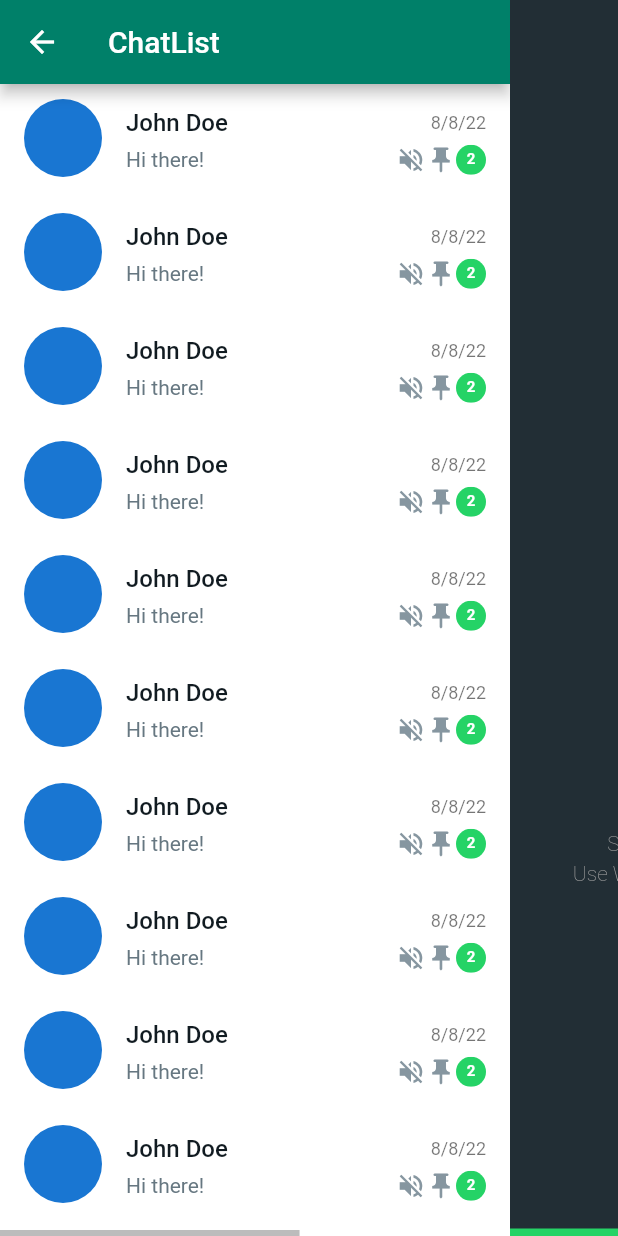
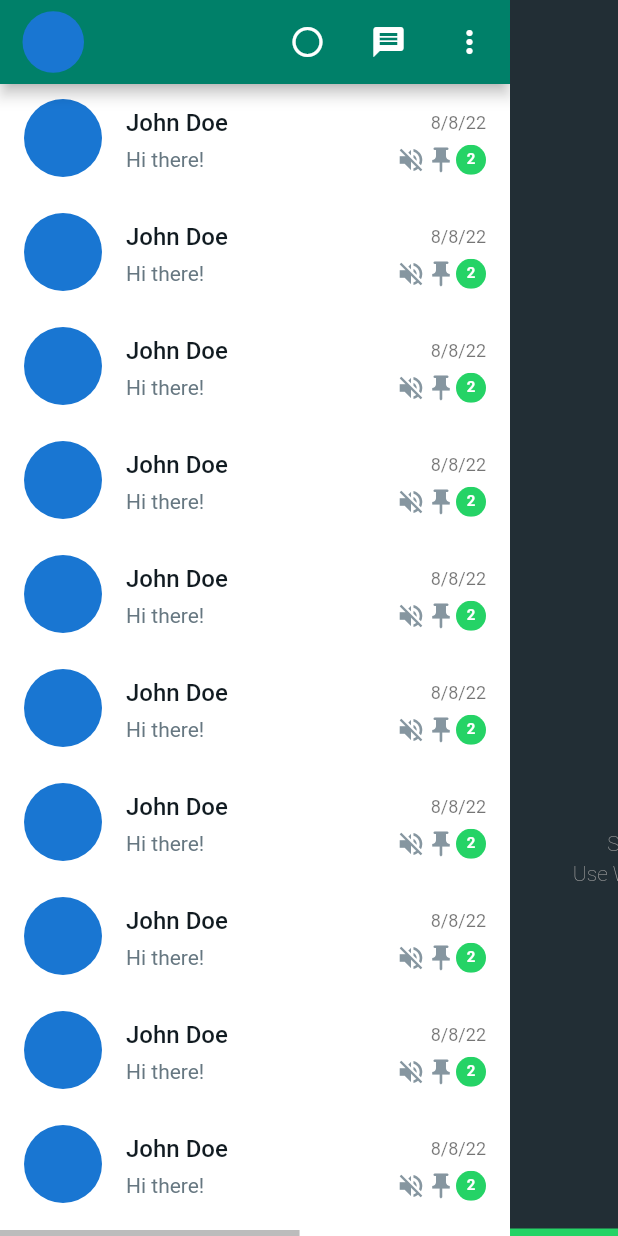
Before and after one commit to albinpk/flutter-clones, a Flutter app: the _DesktopHomeScreen screen opened directly, on a phone screen of 412 x 824 dp. Run offline on Flutter 3.47's test engine with Material 2 defaults, Android fonts, the phone set to English and light mode, and no system bars.

Commit message:
refactor(whatsapp): create `DesktopChatsListAppBar` widget

```diff
--- a/000-whatsapp/lib/features/home/presentation/screens/home_screen.dart
+++ b/000-whatsapp/lib/features/home/presentation/screens/home_screen.dart
@@ -8,6 +8,7 @@ import '../../../app/presentation/widgets/sliver_wrap.dart';
 import '../../../chats/presentation/widgets/chats_list_tile.dart';
 import '../views/whatsapp_web_default_view.dart';
 import '../widgets/both_axis_scroll_view.dart';
+import '../widgets/desktop_chats_list_app_bar.dart';
 
 class HomeScreen extends StatelessWidget {
   const HomeScreen({super.key});
@@ -50,7 +51,7 @@ class _DesktopHomeScreen extends StatelessWidget {
                 SizedBox(
                   width: _calculateWidth(constrains.maxWidth),
                   child: Scaffold(
-                    appBar: AppBar(title: const Text('ChatList')),
+                    appBar: const DesktopChatsListAppBar(),
                     body: ListView.builder(
                       itemCount: 50,
                       itemExtent: 76,
--- /dev/null
+++ b/000-whatsapp/lib/features/home/presentation/widgets/desktop_chats_list_app_bar.dart
@@ -0,0 +1,36 @@
+import 'package:flutter/material.dart';
+
+class DesktopChatsListAppBar extends StatelessWidget with PreferredSizeWidget {
+  const DesktopChatsListAppBar({super.key});
+
+  @override
+  Widget build(BuildContext context) {
+    const actionsIconPadding = EdgeInsets.symmetric(horizontal: 15);
+    return AppBar(
+      leading: const Padding(
+        padding: EdgeInsets.only(left: 15),
+        child: CircleAvatar(),
+      ),
+      actions: [
+        IconButton(
+          onPressed: () {},
+          icon: const Icon(Icons.circle_outlined),
+          padding: actionsIconPadding,
+        ),
+        IconButton(
+          onPressed: () {},
+          icon: const Icon(Icons.message),
+          padding: actionsIconPadding,
+        ),
+        IconButton(
+          onPressed: () {},
+          icon: const Icon(Icons.more_vert),
+          padding: actionsIconPadding,
+        ),
+      ],
+    );
+  }
+
+  @override
+  Size get preferredSize => const Size.fromHeight(kToolbarHeight);
+}
```
